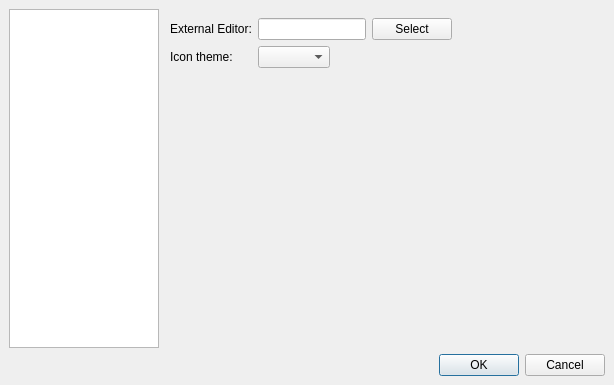
The window that gui/dialogs/settings.ui (uliss/quneiform) describes before a commit, drawn with Qt 5.
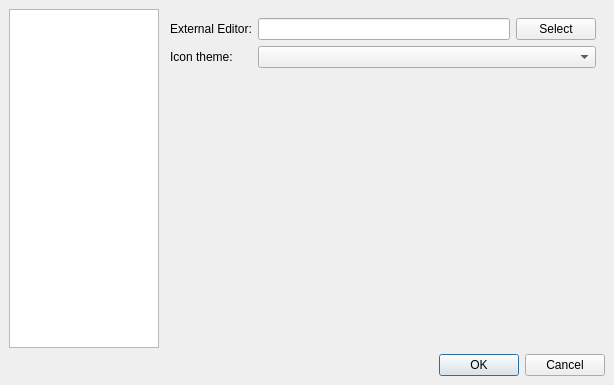
The same window after the commit. Custom widgets are drawn as their Qt base class.

Commit message: russian i18n

Diff of the .ui file:
```diff
--- a/gui/dialogs/settings.ui
+++ b/gui/dialogs/settings.ui
@@ -75,7 +75,7 @@
            <item>
             <layout class="QFormLayout" name="formLayout">
              <property name="fieldGrowthPolicy">
-              <enum>QFormLayout::FieldsStayAtSizeHint</enum>
+              <enum>QFormLayout::AllNonFixedFieldsGrow</enum>
              </property>
              <item row="1" column="0">
               <widget class="QLabel" name="externalEditorLabel">
```
Left out of the diff: 2 changed lines with no effect on the pictures. The commit also changes 1 other file.
